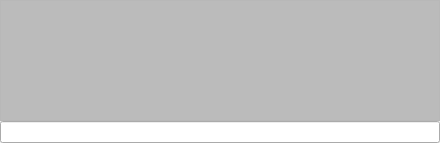
Above: trunk/src/core/ui/ConsoleWidget.ui from mk4me/hm-mde-one before the change. Below: the same form after it.
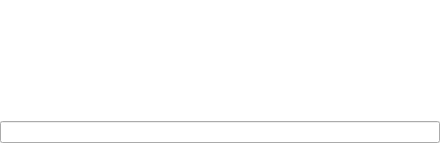
That is the form after the change.

```diff
--- a/trunk/src/core/ui/ConsoleWidget.ui
+++ b/trunk/src/core/ui/ConsoleWidget.ui
@@ -22,6 +22,9 @@
    </property>
    <item>
     <widget class="QTextEdit" name="textEdit">
+     <property name="frameShape">
+      <enum>QFrame::NoFrame</enum>
+     </property>
      <property name="readOnly">
       <bool>true</bool>
      </property>
@@ -29,7 +32,7 @@
       <string>&lt;!DOCTYPE HTML PUBLIC &quot;-//W3C//DTD HTML 4.0//EN&quot; &quot;http://www.w3.org/TR/REC-html40/strict.dtd&quot;&gt;
 &lt;html&gt;&lt;head&gt;&lt;meta name=&quot;qrichtext&quot; content=&quot;1&quot; /&gt;&lt;style type=&quot;text/css&quot;&gt;
 p, li { white-space: pre-wrap; }
-&lt;/style&gt;&lt;/head&gt;&lt;body style=&quot; font-family:'MS Shell Dlg 2'; font-size:8.25pt; font-weight:400; font-style:normal;&quot; bgcolor=&quot;#bbbbbb&quot;&gt;
+&lt;/style&gt;&lt;/head&gt;&lt;body style=&quot; font-family:'MS Shell Dlg 2'; font-size:8.25pt; font-weight:400; font-style:normal;&quot;&gt;
 &lt;p style=&quot;-qt-paragraph-type:empty; margin-top:0px; margin-bottom:0px; margin-left:0px; margin-right:0px; -qt-block-indent:0; text-indent:0px; font-size:8pt;&quot;&gt;&lt;/p&gt;&lt;/body&gt;&lt;/html&gt;</string>
      </property>
     </widget>
```
Left out of the diff: 3 changed lines with no effect on the pictures.
